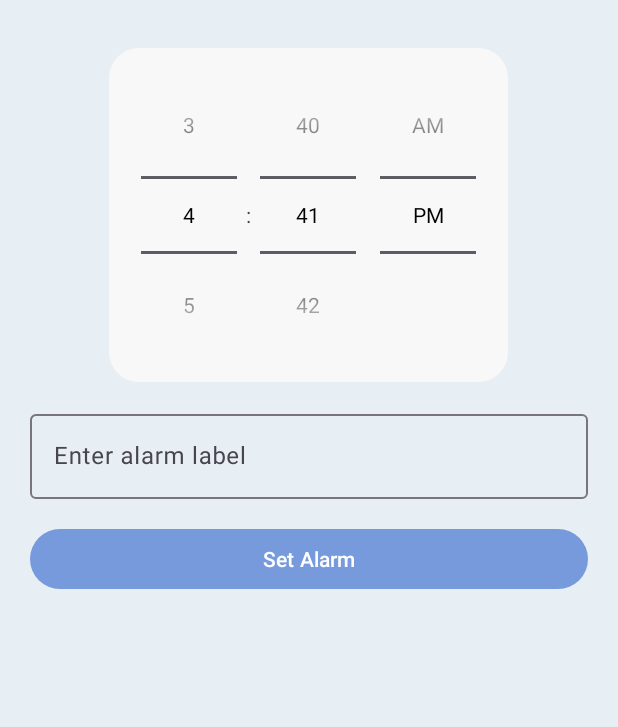
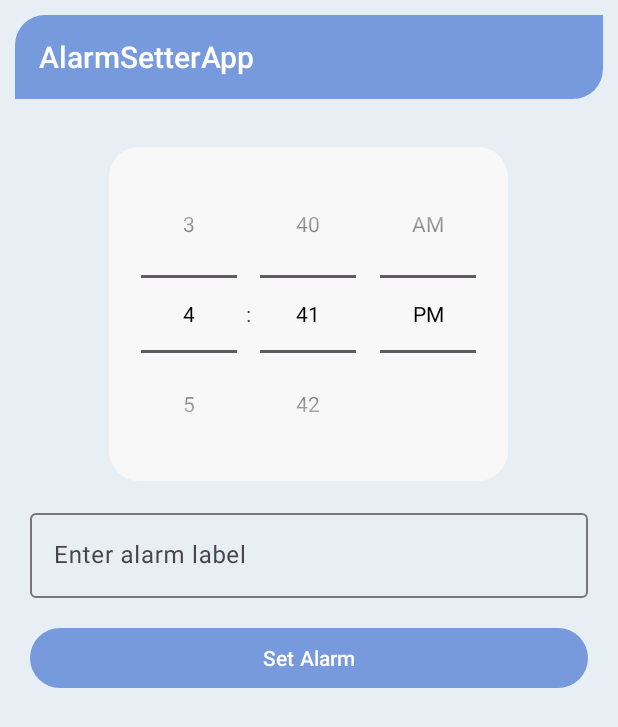
Before and after one commit to Dhruva1722/AlarmSetterApp, an Android app: the screen it shows after launch (MainActivity), on a phone screen of 412 x 824 dp. Shown: the top 727 px of the screen. Run offline under Robolectric (Android 15) with nearby library versions, the phone set to English and light mode, and no system bars.

Commit message:
Update in Ui

```diff
--- a/app/src/main/java/com/example/alarmsetterapp/MainActivity.java
+++ b/app/src/main/java/com/example/alarmsetterapp/MainActivity.java
@@ -159,7 +159,7 @@ public class MainActivity extends AppCompatActivity implements AlarmAdapter.OnAl
 
         saveAlarm(requestCode, hour, minute, label);
 
-        String alarmText = String.format("Alarm set for %02d:%02d", hour, minute);
+        String alarmText = String.format("%02d:%02d", hour, minute);
         AlarmItem alarmItem = new AlarmItem(requestCode, hour, minute, label, alarmText);
         alarmList.add(alarmItem);
         adapter.notifyDataSetChanged();
@@ -181,7 +181,7 @@ public class MainActivity extends AppCompatActivity implements AlarmAdapter.OnAl
             int hour = Integer.parseInt(alarmParts[1]);
             int minute = Integer.parseInt(alarmParts[2]);
             String label = alarmParts[3];
-            String alarmText = String.format("Alarm set for %02d:%02d", hour, minute);
+            String alarmText = String.format("%02d:%02d", hour, minute);
             AlarmItem alarmItem = new AlarmItem(requestCode, hour, minute, label, alarmText);
             alarmList.add(alarmItem);
         }
@@ -262,7 +262,7 @@ public class MainActivity extends AppCompatActivity implements AlarmAdapter.OnAl
 
             saveAlarm(requestCode, newHour, newMinute, newLabel);
 
-            String alarmText = String.format("Alarm set for %02d:%02d", newHour, newMinute);
+            String alarmText = String.format("%02d:%02d", newHour, newMinute);
             AlarmItem newAlarmItem = new AlarmItem(requestCode, newHour, newMinute, newLabel, alarmText);
             alarmList.add(newAlarmItem);
             adapter.notifyDataSetChanged();
--- /dev/null
+++ b/app/src/main/res/drawable/toolbar_background.xml
@@ -0,0 +1,10 @@
+<?xml version="1.0" encoding="utf-8"?>
+<shape xmlns:android="http://schemas.android.com/apk/res/android"
+    android:shape="rectangle">
+
+    <solid android:color="#779ADD" />
+    <stroke android:width="0dp"/>
+    <corners android:topLeftRadius="20dp"
+        android:bottomRightRadius="20dp"/>
+
+</shape>
--- a/app/src/main/res/layout/activity_main.xml
+++ b/app/src/main/res/layout/activity_main.xml
@@ -15,6 +15,17 @@
 <!--        app:lottie_autoPlay="true"-->
 <!--        app:lottie_loop="true"/>-->
 
+    <Toolbar
+        android:id="@+id/toolbar"
+        android:layout_width="match_parent"
+        android:layout_height="wrap_content"
+        android:titleTextColor="@color/white"
+        android:background="@drawable/toolbar_background"
+        android:layout_marginTop="10dp"
+        android:layout_marginStart="10dp"
+        android:layout_marginEnd="10dp"
+        android:title="@string/app_name"/>
+
         <TimePicker
             android:id="@+id/timePicker"
             android:layout_width="wrap_content"
@@ -23,6 +34,7 @@
             android:layout_centerHorizontal="true"
             android:layout_marginTop="32dp"
             android:padding="5dp"
+            android:layout_below="@id/toolbar"
             android:background="@drawable/rectangle_background"/>
 
     <com.google.android.material.textfield.TextInputLayout
```
Also changed, not shown: app/src/main/res/layout/alarm_list_ui.xml (+16 -12 lines), app/src/main/res/drawable/delete.png (added), app/src/main/res/drawable/edit.png (deleted), app/src/main/res/drawable/pencil.png (added), app/src/main/res/drawable/trash.png (deleted).
